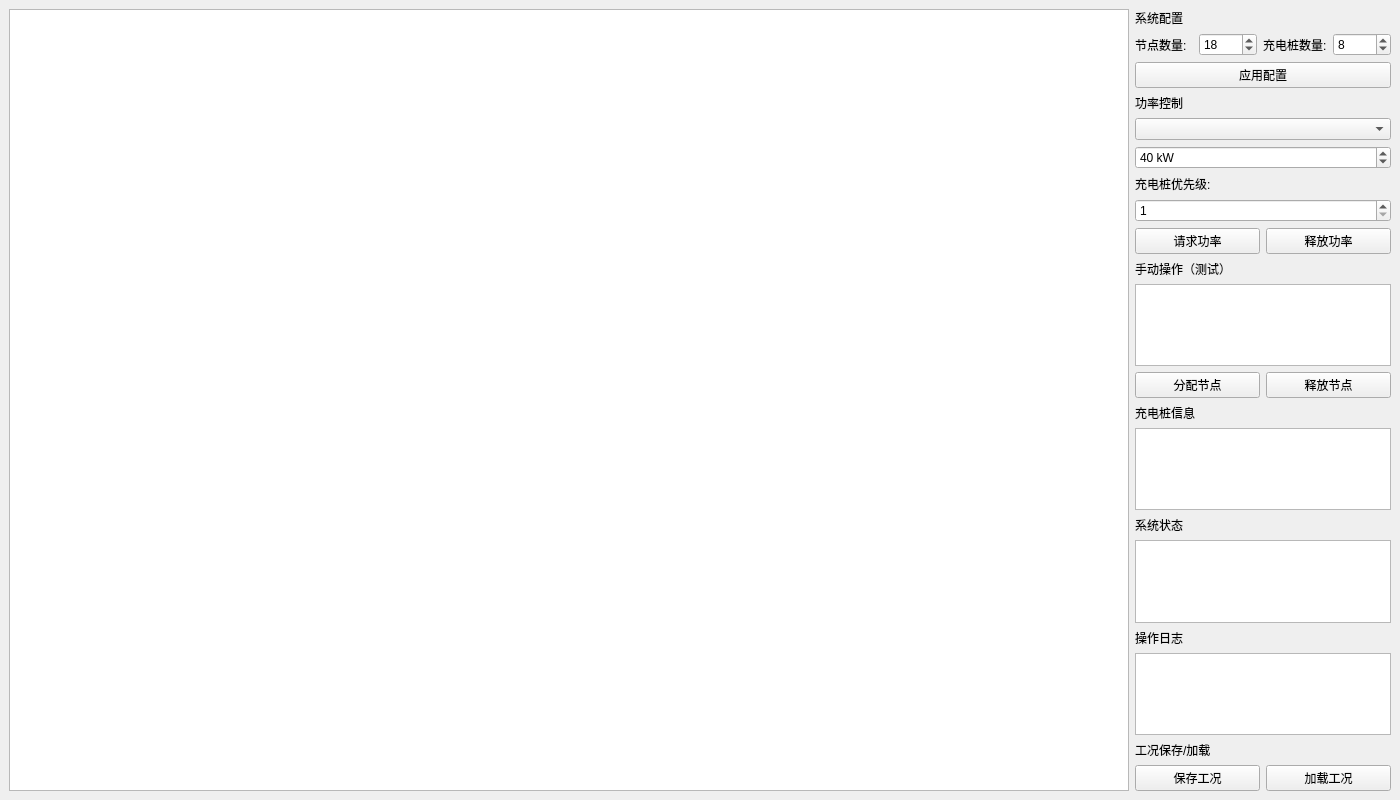
The window that RingTopologyPower/mainwindow.ui (chinuxer/pwralloc_ring) describes before a commit, drawn with Qt 5.
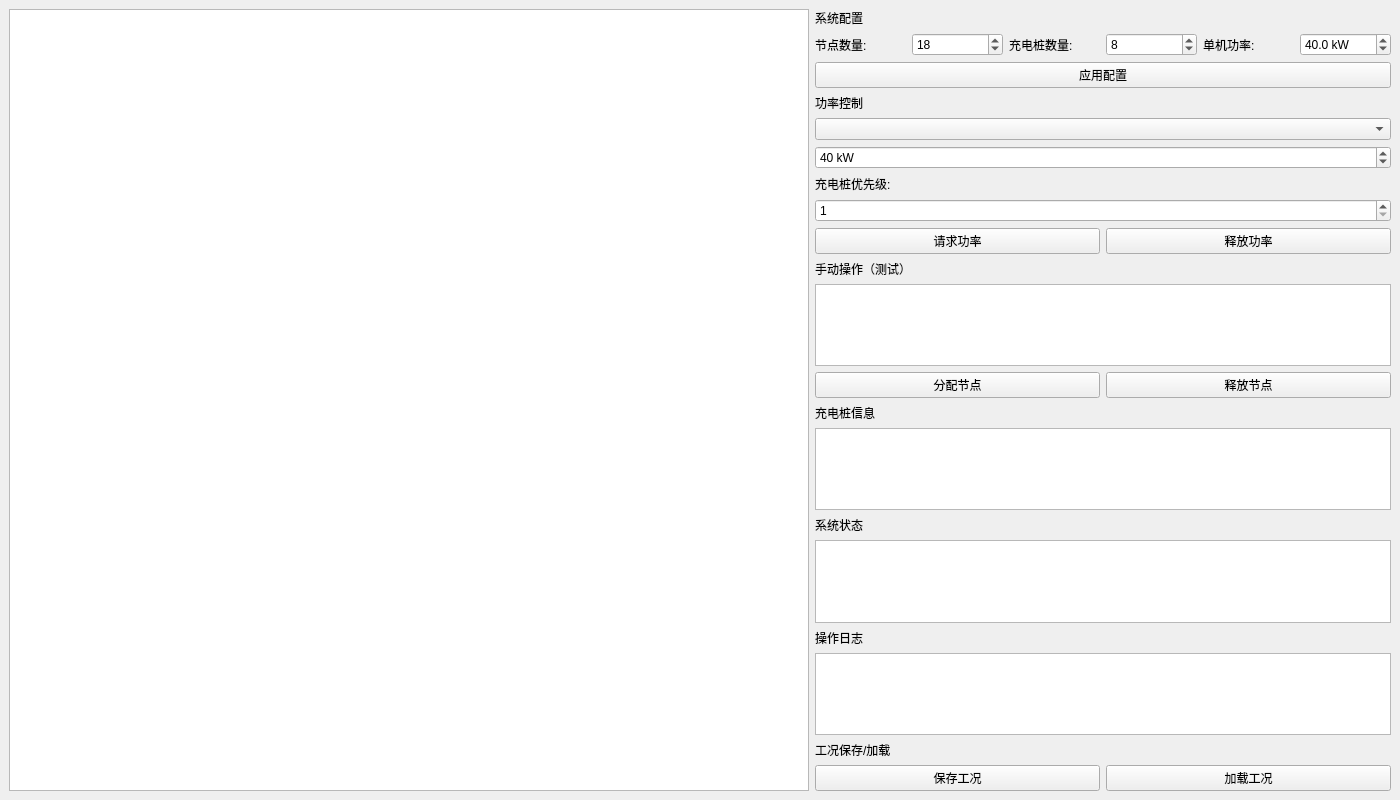
The same window after the commit.

Diff of the .ui file:
```diff
--- a/RingTopologyPower/mainwindow.ui
+++ b/RingTopologyPower/mainwindow.ui
@@ -19,7 +19,7 @@
      <widget class="QGraphicsView" name="graphicsView">
       <property name="sizePolicy">
        <sizepolicy hsizetype="Expanding" vsizetype="Expanding">
-        <horstretch>7</horstretch>
+        <horstretch>0</horstretch>
         <verstretch>0</verstretch>
        </sizepolicy>
       </property>
@@ -82,6 +82,36 @@
           </property>
          </widget>
         </item>
+        <item>
+         <widget class="QLabel" name="label_unitPower">
+          <property name="text">
+           <string>单机功率:</string>
+          </property>
+         </widget>
+        </item>
+        <item>
+        
+         <widget class="QDoubleSpinBox" name="unitPowerSpinBox">
+          <property name="suffix">
+           <string> kW</string>
+          </property>
+          <property name="decimals">
+           <number>1</number>  <!-- 保留1位小数 -->
+          </property>
+          <property name="minimum">
+           <double>10.000000000000000</double>
+          </property>
+          <property name="maximum">
+           <double>80.000000000000000</double>
+          </property>
+          <property name="singleStep">
+           <double>0.500000000000000</double> <!-- 步长设为 0.5 -->
+          </property>
+          <property name="value">
+           <double>40.000000000000000</double>
+          </property>
+         </widget>
+        </item>
        </layout>
       </item>
       <item>
```
Lines whose indentation alone changed are shown as unchanged.
